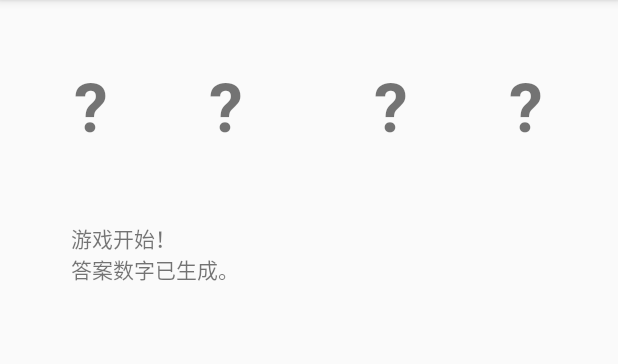
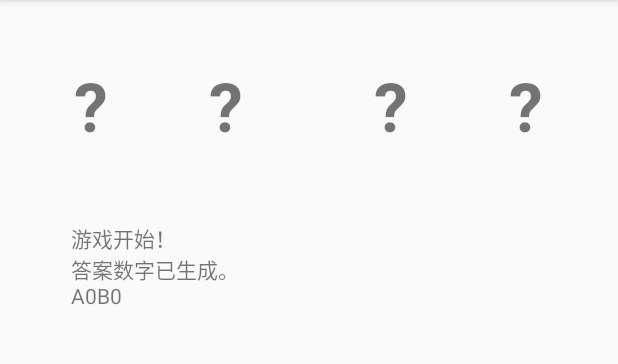
Before and after one commit to wuhan005/GuessNumber-Game, an Android app: the screen it shows after launch (MainActivity), after a tap on "试一下", on a phone screen of 412 x 824 dp, the part 84-448 px from its top. Run offline under Robolectric (Android 15) with nearby library versions, the phone set to English and light mode, and no system bars; 1 statement that could not run was skipped.

Commit message:
初步完成

```diff
--- a/app/src/main/java/cc/wuhan5/guessnumber/MainActivity.java
+++ b/app/src/main/java/cc/wuhan5/guessnumber/MainActivity.java
@@ -2,10 +2,13 @@ package cc.wuhan5.guessnumber;
 
 import android.support.v7.app.AppCompatActivity;
 import android.os.Bundle;
+import android.text.method.ScrollingMovementMethod;
 import android.util.Log;
 import android.view.View;
 import android.widget.Button;
 import android.widget.TextView;
+
+import org.w3c.dom.Text;
 
 import java.lang.reflect.Array;
 import java.util.Arrays;
@@ -17,8 +20,13 @@ public class MainActivity extends AppCompatActivity {
     private TextView ansText1, ansText2, ansText3, ansText4;
     private Button sumbitButton;
     private TextView logText;
+    private TextView inputNum;
 
     private Number[] numberArray;
+
+    private Number[] answerArray;
+
+    private List numberList;
 
     @Override
     protected void onCreate(Bundle savedInstanceState) {
@@ -31,7 +39,15 @@ public class MainActivity extends AppCompatActivity {
         sumbitButton.setOnClickListener(new View.OnClickListener() {
             @Override
             public void onClick(View v) {
-
+                if(checkAnswer().equals("4A4B")){
+                    ansText1.setText(answerArray[0].toString());
+                    ansText2.setText(answerArray[1].toString());
+                    ansText3.setText(answerArray[2].toString());
+                    ansText4.setText(answerArray[3].toString());
+                    addLog("答对了！");
+                }else {
+                    addLog(checkAnswer());
+                }
             }
         });
 
@@ -51,6 +67,8 @@ public class MainActivity extends AppCompatActivity {
         ansText4.setText("?");
 
         logText = findViewById(R.id.logText);
+        logText.setMovementMethod(ScrollingMovementMethod.getInstance());   //设置可以滚动
+        inputNum = findViewById(R.id.inputNum);
 
         sumbitButton = findViewById(R.id.submitButton);
 
@@ -61,14 +79,42 @@ public class MainActivity extends AppCompatActivity {
         numberArray = new Number[]{0, 1, 2, 3, 4, 5, 6, 7, 8, 9};
 
         //Array 转化为 List
-        List numberList = Arrays.asList(numberArray);
+        numberList = Arrays.asList(numberArray);
         //随机打乱
         Collections.shuffle(numberList);
 
-        Log.v("aa", numberList.get(0).toString());
+        //答案数组
+        answerArray = new Number[4];
+
+        //循环放入数据
+        for(Integer i = 0; i <= 3; i++){
+            answerArray[i] = (Number)numberList.get(i);
+        }
 
         addLog("答案数字已生成。");
 
+    }
+
+    private String checkAnswer(){
+
+        //A,B初始化
+        Integer A = 0;
+        Integer B = 0;
+
+        for(Integer i = 0; i <= 3; i++){
+            //位置、值都是对的
+            if(String.valueOf(inputNum.getText().charAt(i)).toString().equals(numberList.get(i).toString())){
+                A++;
+            }else{
+                //位置不对，但包含值
+                if(inputNum.getText().toString().indexOf(answerArray[i].toString()) != -1){
+                    B++;
+                }
+            }
+        }
+
+
+        return "A" + A.toString() + "B" + B.toString();
     }
 
     //添加提示框信息
--- a/app/src/main/res/layout/activity_main.xml
+++ b/app/src/main/res/layout/activity_main.xml
@@ -71,6 +71,9 @@
         android:gravity="center_horizontal"
         android:inputType="number"
         android:textSize="45sp"
+        android:singleLine="false"
+        android:maxLines="10"
+        android:scrollbars="vertical"
         app:layout_constraintBottom_toBottomOf="parent"
         app:layout_constraintEnd_toEndOf="parent"
         app:layout_constraintStart_toStartOf="parent" />
@@ -103,6 +106,8 @@
         android:layout_marginRight="8dp"
         android:layout_marginStart="8dp"
         android:layout_marginTop="130dp"
+        android:scrollbarAlwaysDrawHorizontalTrack="false"
+        android:scrollbars="horizontal"
         app:layout_constraintBottom_toTopOf="@+id/inputNum"
         app:layout_constraintEnd_toEndOf="parent"
         app:layout_constraintStart_toStartOf="parent"
```
